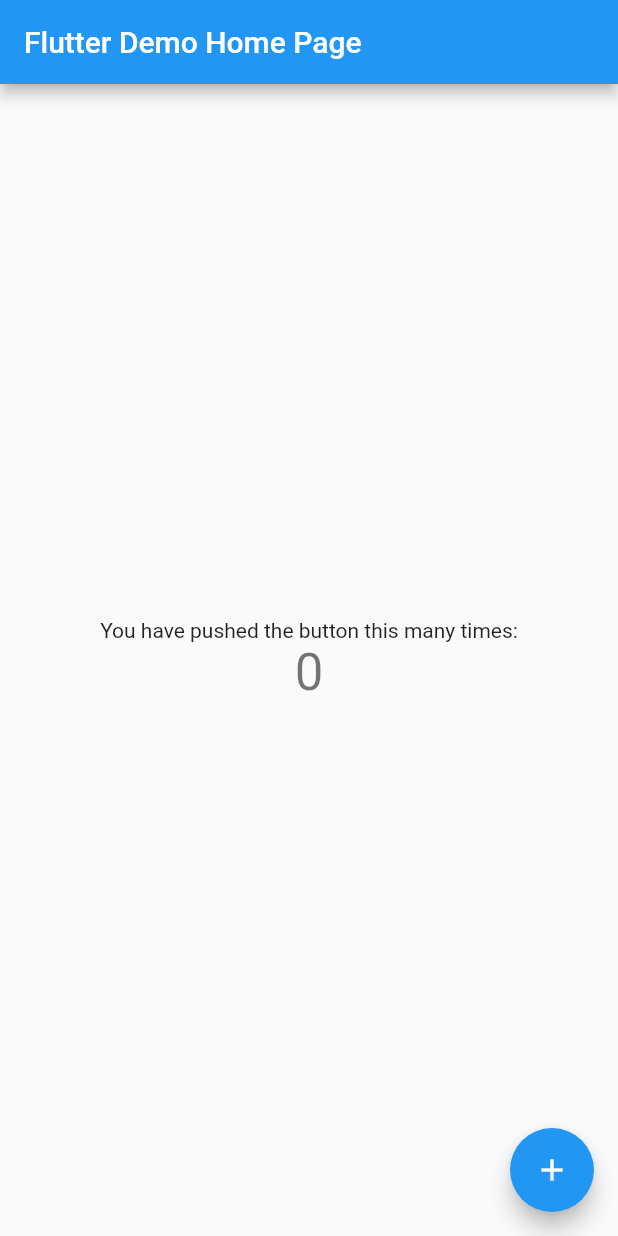
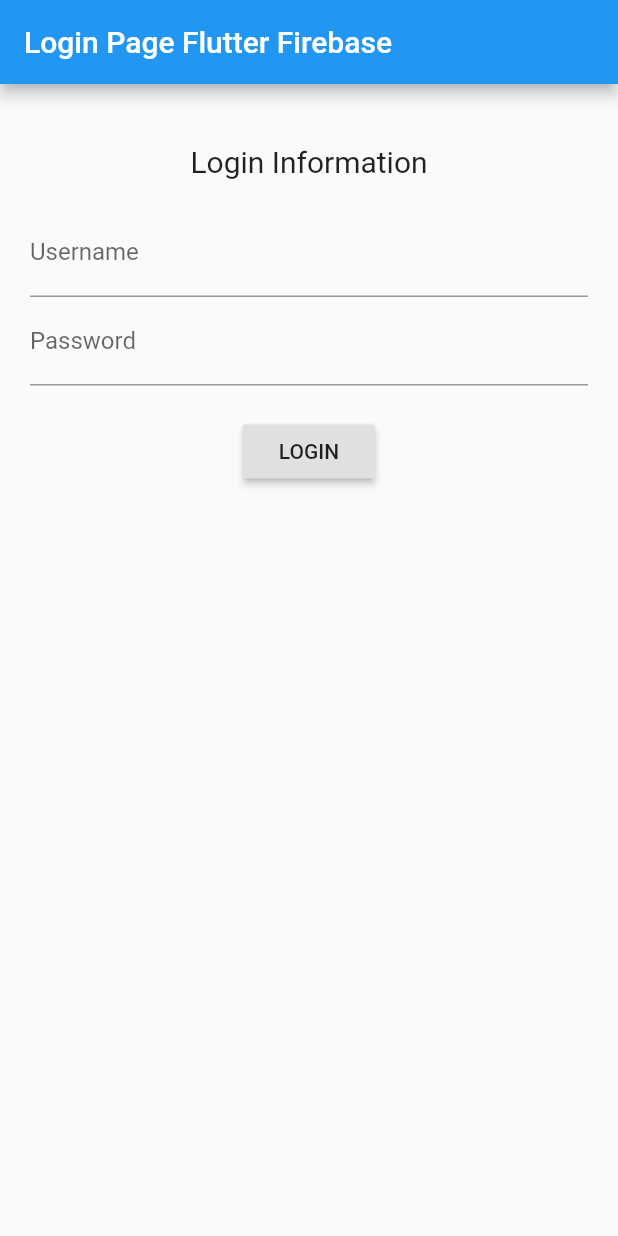
Before and after one commit to takilevi/ShootingApp, a Flutter app: the screen it shows after launch, on a phone screen of 412 x 824 dp. Run offline on Flutter 3.47's test engine with Material 2 defaults, Android fonts, the phone set to English and light mode, and no system bars.

Commit message:
login page started

```diff
--- /dev/null
+++ b/lib/home_page.dart
@@ -0,0 +1,22 @@
+import 'package:flutter/material.dart';
+
+
+class HomePage extends StatefulWidget {
+  @override
+  _HomePageState createState() => _HomePageState();
+}
+
+class _HomePageState extends State<HomePage> {
+  @override
+  Widget build(BuildContext context) {
+    return  Scaffold(
+      appBar: AppBar(
+        title: Text("Home Flutter Firebase"),
+        //actions: <Widget>[LogoutButton()],
+      ),
+      body: Center(
+        child: Text('Home Page Flutter Firebase  Content'),
+      ),
+    );
+  }
+}
--- /dev/null
+++ b/lib/login_page.dart
@@ -0,0 +1,58 @@
+import 'package:flutter/material.dart';
+import 'main.dart';
+import 'package:provider/provider.dart';
+
+class LoginPage extends StatefulWidget {
+  @override
+  _LoginPageState createState() => _LoginPageState();
+}
+
+class _LoginPageState extends State<LoginPage> {
+  final _formKey = GlobalKey<FormState>();
+  String _password;
+  String _username;
+  @override
+  Widget build(BuildContext context) {
+    return Scaffold(
+      appBar: AppBar(
+        title: Text("Login Page Flutter Firebase"),
+      ),
+      body: Container(
+      padding: EdgeInsets.all(20.0),
+      child: Form(          // <= NEW
+      key: _formKey,      // <= NEW
+      child: Column(
+      children: <Widget>[
+            SizedBox(height: 20.0),    // <= NEW
+            Text(
+              'Login Information',
+              style: TextStyle(fontSize: 20),
+            ),
+            SizedBox(height: 20.0),   // <= NEW
+            TextFormField(
+                onSaved: (value) => _username = value,    // <= NEW
+                keyboardType: TextInputType.text,
+                decoration: InputDecoration(labelText: "Username")),
+            TextFormField(
+                onSaved: (value) => _password = value, // <= NEW
+                obscureText: true,
+                decoration: InputDecoration(labelText: "Password")),
+            SizedBox(height: 20.0),  // <= NEW
+            RaisedButton(child: Text("LOGIN"), onPressed: () {
+              // save the fields..
+              final form = _formKey.currentState;
+              form.save();
+
+              // Validate will return true if is valid, or false if invalid.
+              if (form.validate()) {
+                print("$_username $_password");
+                Provider.of<AuthService>(context, listen: false).loginUser(_username,_password);
+              }
+            }),
+          ],
+        ),
+      ),
+      ),
+    );
+  }
+}
--- a/lib/main.dart
+++ b/lib/main.dart
@@ -1,117 +1,75 @@
+import 'dart:async';
+import 'package:provider/provider.dart';
 import 'package:flutter/material.dart';
+import 'package:shootingapp/login_page.dart';
+import 'home_page.dart';
 
-void main() {
-  runApp(MyApp());
-}
+
+void main() => runApp(
+  ChangeNotifierProvider<AuthService>(
+    create: (context) => AuthService(),
+    child: MyApp(),
+  ),
+);
 
 class MyApp extends StatelessWidget {
   // This widget is the root of your application.
   @override
   Widget build(BuildContext context) {
     return MaterialApp(
-      title: 'Flutter Demo',
-      theme: ThemeData(
-        // This is the theme of your application.
-        //
-        // Try running your application with "flutter run". You'll see the
-        // application has a blue toolbar. Then, without quitting the app, try
-        // changing the primarySwatch below to Colors.green and then invoke
-        // "hot reload" (press "r" in the console where you ran "flutter run",
-        // or simply save your changes to "hot reload" in a Flutter IDE).
-        // Notice that the counter didn't reset back to zero; the application
-        // is not restarted.
-        primarySwatch: Colors.blue,
-        // This makes the visual density adapt to the platform that you run
-        // the app on. For desktop platforms, the controls will be smaller and
-        // closer together (more dense) than on mobile platforms.
-        visualDensity: VisualDensity.adaptivePlatformDensity,
+      title: 'Shooting competition login',
+      theme: ThemeData(primarySwatch: Colors.blue),
+      home: FutureBuilder(
+        // get the Provider, and call the getUser method
+        future: Provider.of<AuthService>(context).getUser(),
+        // wait for the future to resolve and render the appropriate
+        // widget for HomePage or LoginPage
+        builder: (context, AsyncSnapshot snapshot) {
+          if (snapshot.connectionState == ConnectionState.done) {
+            return snapshot.hasData ? HomePage() : LoginPage();
+          } else {
+            return Container(color: Colors.white);
+          }
+        },
       ),
-      home: MyHomePage(title: 'Flutter Demo Home Page'),
     );
   }
 }
 
-class MyHomePage extends StatefulWidget {
-  MyHomePage({Key key, this.title}) : super(key: key);
+class AuthService with ChangeNotifier {
+  var currentUser;
 
-  // This widget is the home page of your application. It is stateful, meaning
-  // that it has a State object (defined below) that contains fields that affect
-  // how it looks.
-
-  // This class is the configuration for the state. It holds the values (in this
-  // case the title) provided by the parent (in this case the App widget) and
-  // used by the build method of the State. Fields in a Widget subclass are
-  // always marked "final".
-
-  final String title;
-
-  @override
-  _MyHomePageState createState() => _MyHomePageState();
-}
-
-class _MyHomePageState extends State<MyHomePage> {
-  int _counter = 0;
-
-  void _incrementCounter() {
-    setState(() {
-      // This call to setState tells the Flutter framework that something has
-      // changed in this State, which causes it to rerun the build method below
-      // so that the display can reflect the updated values. If we changed
-      // _counter without calling setState(), then the build method would not be
-      // called again, and so nothing would appear to happen.
-      _counter++;
-    });
+  AuthService() {
+    print("new AuthService");
   }
 
-  @override
-  Widget build(BuildContext context) {
-    // This method is rerun every time setState is called, for instance as done
-    // by the _incrementCounter method above.
-    //
-    // The Flutter framework has been optimized to make rerunning build methods
-    // fast, so that you can just rebuild anything that needs updating rather
-    // than having to individually change instances of widgets.
-    return Scaffold(
-      appBar: AppBar(
-        // Here we take the value from the MyHomePage object that was created by
-        // the App.build method, and use it to set our appbar title.
-        title: Text(widget.title),
-      ),
-      body: Center(
-        // Center is a layout widget. It takes a single child and positions it
-        // in the middle of the parent.
-        child: Column(
-          // Column is also a layout widget. It takes a list of children and
-          // arranges them vertically. By default, it sizes itself to fit its
-          // children horizontally, and tries to be as tall as its parent.
-          //
-          // Invoke "debug painting" (press "p" in the console, choose the
-          // "Toggle Debug Paint" action from the Flutter Inspector in Android
-          // Studio, or the "Toggle Debug Paint" command in Visual Studio Code)
-          // to see the wireframe for each widget.
-          //
-          // Column has various properties to control how it sizes itself and
-          // how it positions its children. Here we use mainAxisAlignment to
-          // center the children vertically; the main axis here is the vertical
-          // axis because Columns are vertical (the cross axis would be
-          // horizontal).
-          mainAxisAlignment: MainAxisAlignment.center,
-          children: <Widget>[
-            Text(
-              'You have pushed the button this many times:',
-            ),
-            Text(
-              '$_counter',
-              style: Theme.of(context).textTheme.headline4,
-            ),
-          ],
-        ),
-      ),
-      floatingActionButton: FloatingActionButton(
-        onPressed: _incrementCounter,
-        tooltip: 'Increment',
-        child: Icon(Icons.add),
-      ), // This trailing comma makes auto-formatting nicer for build methods.
-    );
+  Future getUser() {
+    return Future.value(currentUser);
+  }
+
+  // wrappinhg the firebase calls
+  Future logout() {
+    this.currentUser = null;
+    notifyListeners();
+    return Future.value(currentUser);
+  }
+
+  // wrapping the firebase calls
+  Future createUser(
+      {String firstName,
+        String lastName,
+        String user,
+        String password}) async {}
+
+  // logs in the user if password matches
+  Future loginUser(String user, String password) {
+    if (password == 'password123') {
+      this.currentUser = {'user': user};
+      notifyListeners();
+      return Future.value(currentUser);
+    } else {
+      this.currentUser = null;
+      return Future.value(null);
+    }
   }
 }
--- a/pubspec.yaml
+++ b/pubspec.yaml
@@ -23,6 +23,7 @@
 dependencies:
   flutter:
     sdk: flutter
+  provider: ^4.1.2
 
 
   # The following adds the Cupertino Icons font to your application.
```
Also changed, not shown: lib/authservice.dart (added, +40 -0 lines), pubspec.lock.
